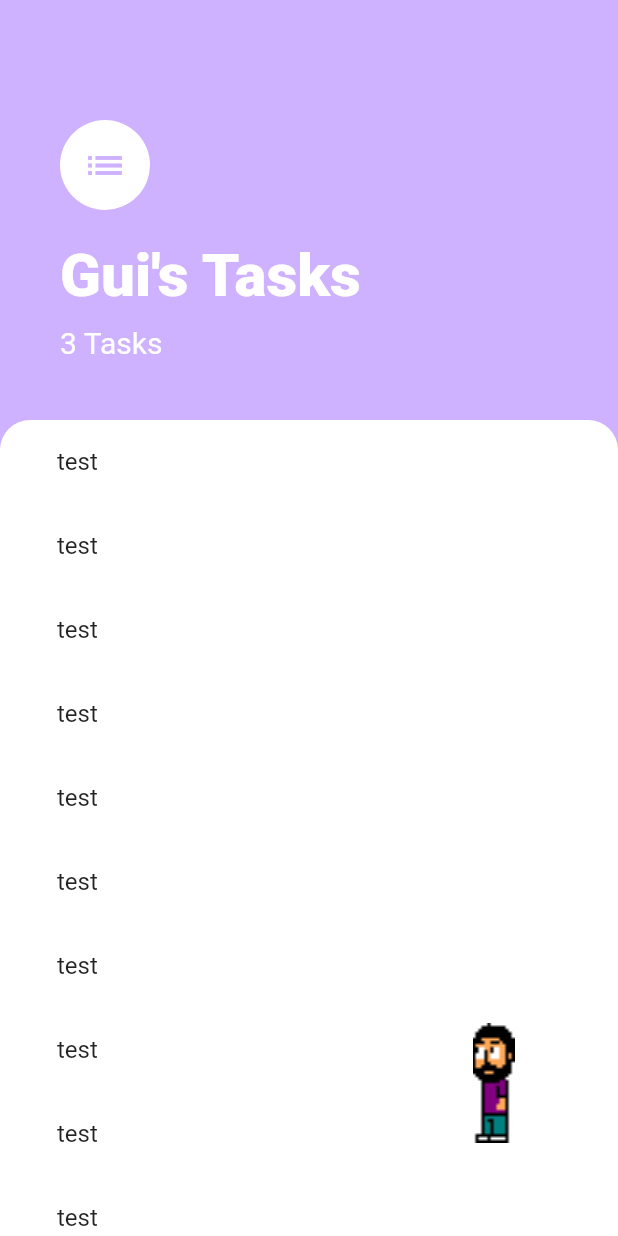
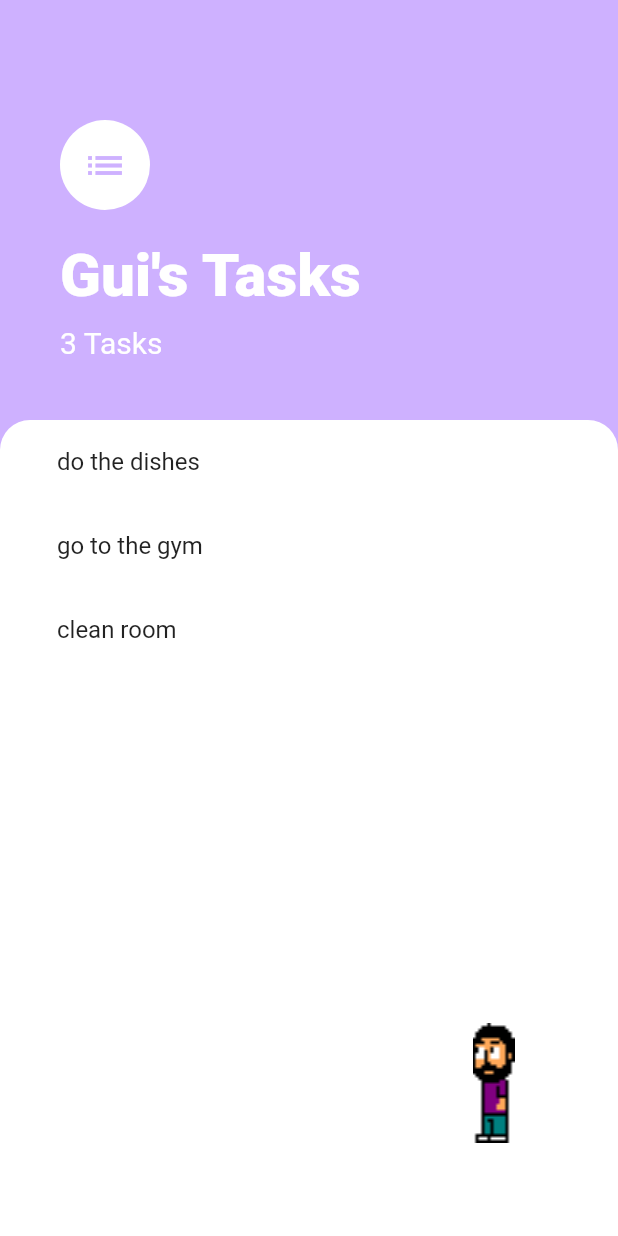
Before and after one commit to Guilherme-Calland/a7_guis_task_app, a Flutter app: the screen it shows after launch, on a phone screen of 412 x 824 dp. Run offline on Flutter 3.47's test engine with Material 2 defaults, Android fonts, the phone set to English and light mode, and no system bars; our stand-ins replace sqflite; accounts and stored records are empty.

Commit message:
providers in home and consumers in Gui and TaskList

```diff
--- a/lib/model/task.dart
+++ b/lib/model/task.dart
@@ -2,7 +2,7 @@ class Task{
   int id;
   String name;
   String date;
-  Task(this.name, this.date);
+  Task({this.name, this.date});
 
   toMap(){
     Map<String, dynamic> map = {
--- a/lib/screens/home.screen.dart
+++ b/lib/screens/home.screen.dart
@@ -1,12 +1,16 @@
 import 'package:a7_guis_task_app/resources/resources.dart';
 import 'package:a7_guis_task_app/screens/task.screen.dart';
 import 'package:a7_guis_task_app/screens/title.screen.dart';
+import 'package:a7_guis_task_app/shared/guis.tasks.data.dart';
 import 'package:flutter/material.dart';
+import 'package:provider/provider.dart';
 
 class HomeScreen extends StatelessWidget {
   @override
   Widget build(BuildContext context) {
-    return Scaffold(
+    return ChangeNotifierProvider(
+      create: (context) => GuisTasksData(),
+      child: Scaffold(
         backgroundColor: guisTaskAppTheme,
         body: Column(
           crossAxisAlignment: CrossAxisAlignment.start,
@@ -15,6 +19,7 @@ class HomeScreen extends StatelessWidget {
             TaskScreen()
           ],
         )
+      ),
     );
   }
 }
--- a/lib/screens/task.screen.dart
+++ b/lib/screens/task.screen.dart
@@ -1,4 +1,5 @@
 import 'package:a7_guis_task_app/widgets/gui.dart';
+import 'package:a7_guis_task_app/widgets/task.list.dart';
 import 'package:flutter/material.dart';
 
 class TaskScreen extends StatelessWidget {
@@ -19,16 +20,7 @@ class TaskScreen extends StatelessWidget {
         ),
         child: Row(
           children: <Widget>[
-            Expanded(
-              child: ListView.builder(
-                itemCount: 50,
-                itemBuilder: (context, index){
-                  return ListTile(
-                    title: Text('test'),
-                  );
-                },
-              )
-            ),
+            TaskList(),
             Gui(),
           ],
         ),
--- /dev/null
+++ b/lib/shared/guis.tasks.data.dart
@@ -0,0 +1,15 @@
+import 'package:a7_guis_task_app/model/task.dart';
+import 'package:flutter/material.dart';
+
+class GuisTasksData extends ChangeNotifier{
+
+  List < Task > tasks = [
+    new Task(name: 'do the dishes'),
+    new Task(name: 'go to the gym'),
+    new Task(name: 'clean room')
+  ];
+
+  String image = 'assets/gui.left.png';
+
+
+}
--- a/lib/widgets/add.task.dialog.dart
+++ b/lib/widgets/add.task.dialog.dart
@@ -68,7 +68,7 @@ class AddTaskDialog extends StatelessWidget {
   createTask() async{
     String name = taskController.text;
     String date = DateTime.now().toString();
-    Task task = Task(name, date);
+    Task task = Task(name : name, date: date);
     Map<String, dynamic> taskData = task.toMap();
     int result = await database.create(taskData);
     print('created task of id: $result');
--- a/lib/widgets/gui.dart
+++ b/lib/widgets/gui.dart
@@ -1,6 +1,8 @@
 import 'package:a7_guis_task_app/resources/resources.dart';
+import 'package:a7_guis_task_app/shared/guis.tasks.data.dart';
 import 'package:a7_guis_task_app/widgets/add.task.dialog.dart';
 import 'package:flutter/material.dart';
+import 'package:provider/provider.dart';
 
 class Gui extends StatelessWidget {
   @override
@@ -10,7 +12,11 @@ class Gui extends StatelessWidget {
       child: Transform.scale(
         scale: 2,
         child: MaterialButton(
-          child: Image.asset('assets/gui.left.png'),
+          child: Consumer<GuisTasksData>(
+            builder: (context, data, child){
+              return Image.asset(data.image);
+            }
+          ),
           onPressed: (){
             print('pressed on guilherme');
             showDialog(
--- a/lib/widgets/task.list.dart
+++ b/lib/widgets/task.list.dart
@@ -1,16 +1,24 @@
+import 'package:a7_guis_task_app/model/task.dart';
+import 'package:a7_guis_task_app/shared/guis.tasks.data.dart';
 import 'package:flutter/material.dart';
+import 'package:provider/provider.dart';
 
 class TaskList extends StatelessWidget {
   @override
   Widget build(BuildContext context) {
     return Expanded(
-      child: ListView.builder(
-        itemCount: 50,
-        itemBuilder: (context, index){
-          return ListTile(
-            title: Text('test'),
+      child: Consumer<GuisTasksData>(
+        builder: (context, data, child){
+          return ListView.builder(
+            itemCount: data.tasks.length,
+            itemBuilder: (context, index){
+              String task = data.tasks[index].name;
+              return ListTile(
+                title: Text(task),
+              );
+            },
           );
-        },
+        }
       )
     );
   }
```
Also changed, not shown: 6 other files. Lines whose indentation alone changed are shown as unchanged.
